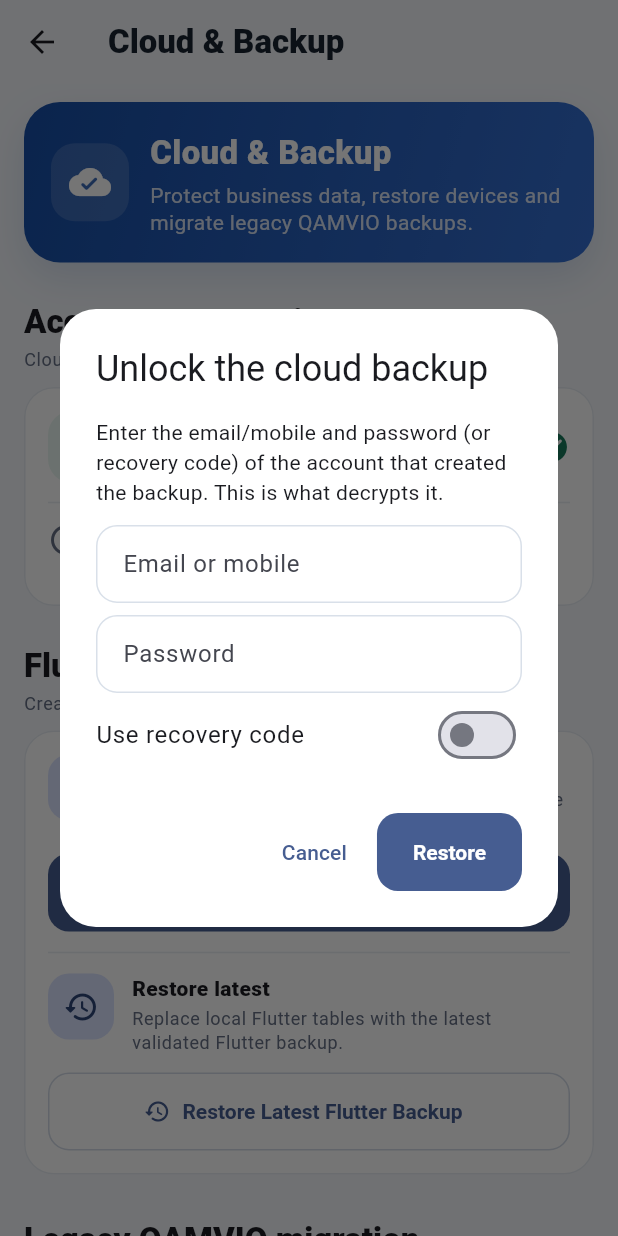
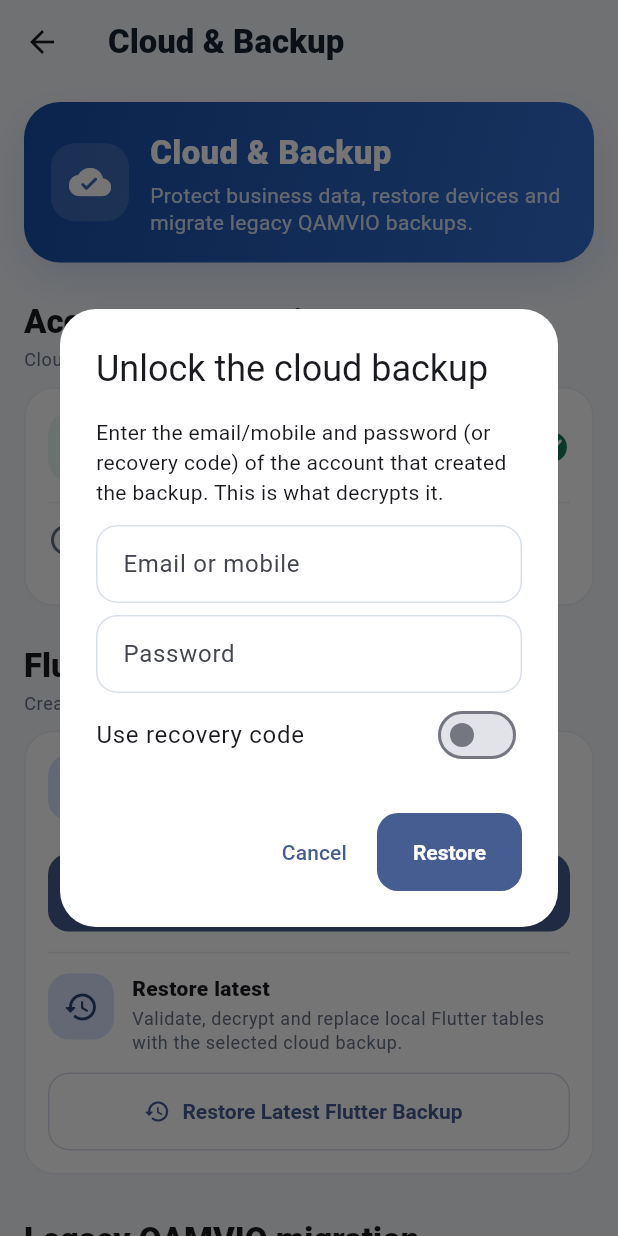
Before and after one commit to faisashahfaisa22-eng/OfflinePOS, a Flutter app: the CloudPage screen opened directly, after a tap on "Restore Latest Flutter Backup", on a phone screen of 412 x 824 dp. Run offline on Flutter 3.47's test engine with Material 3 defaults, Android fonts, the light colour scheme and no system bars; our stand-ins replace flutter_secure_storage, shared_preferences, sqflite_sqlcipher, supabase_flutter; missing offline and left inert: cryptography, workmanager; accounts and stored records are empty; statements that could not run were skipped.

Commit message:
Require explicit confirmation before cloud restore

```diff
--- a/flutter_app/lib/features/cloud/cloud_page.dart
+++ b/flutter_app/lib/features/cloud/cloud_page.dart
@@ -64,7 +64,32 @@ class _CloudPageState extends State<CloudPage> {
       context:context,
       builder:(_)=>const _RestoreDialog(),
     );
-    if(cred==null) return;
+    if(cred==null||!mounted) return;
+
+    final confirmed=await showDialog<bool>(
+      context:context,
+      builder:(dialogContext)=>AlertDialog(
+        title:const Text('Replace local business data?'),
+        content:const Text(
+          'Restoring the cloud backup will replace the current Flutter business '
+          'tables on this device. This cannot be undone from this screen. '
+          'Continue only if the cloud backup is the copy you want to restore.',
+        ),
+        actions:[
+          TextButton(
+            onPressed:()=>Navigator.pop(dialogContext,false),
+            child:const Text('Cancel'),
+          ),
+          FilledButton.icon(
+            onPressed:()=>Navigator.pop(dialogContext,true),
+            icon:const Icon(Icons.restore_rounded),
+            label:const Text('Replace & Restore'),
+          ),
+        ],
+      ),
+    );
+    if(confirmed!=true) return;
+
     await run(
       ()async {
         final ok=await CloudBackupService.instance.restoreLatest(
@@ -193,7 +218,7 @@ class _CloudPageState extends State<CloudPage> {
                     context,
                     Icons.cloud_upload_outlined,
                     'Backup now',
-                    'Upload the current local SQLite business database to cloud backup.',
+                    'Encrypt the current local business database and upload the protected backup.',
                   ),
                   const SizedBox(height:12),
                   FilledButton.icon(
@@ -211,7 +236,7 @@ class _CloudPageState extends State<CloudPage> {
                     context,
                     Icons.restore_rounded,
                     'Restore latest',
-                    'Replace local Flutter tables with the latest validated Flutter backup.',
+                    'Validate, decrypt and replace local Flutter tables with the selected cloud backup.',
                   ),
                   const SizedBox(height:12),
                   OutlinedButton.icon(
```
